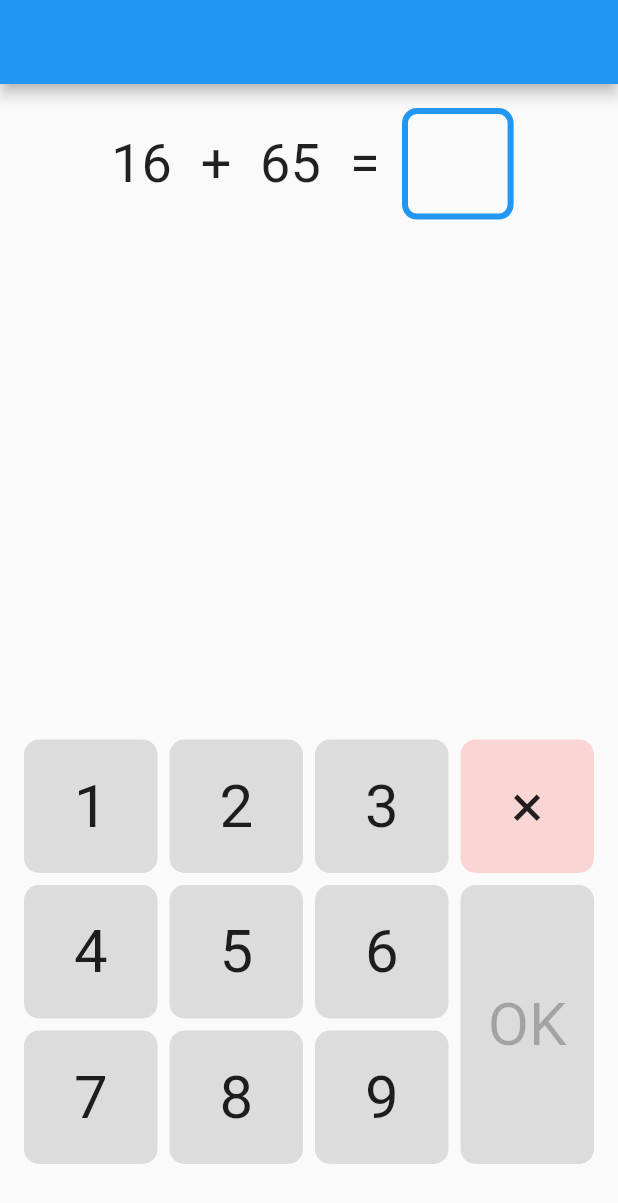
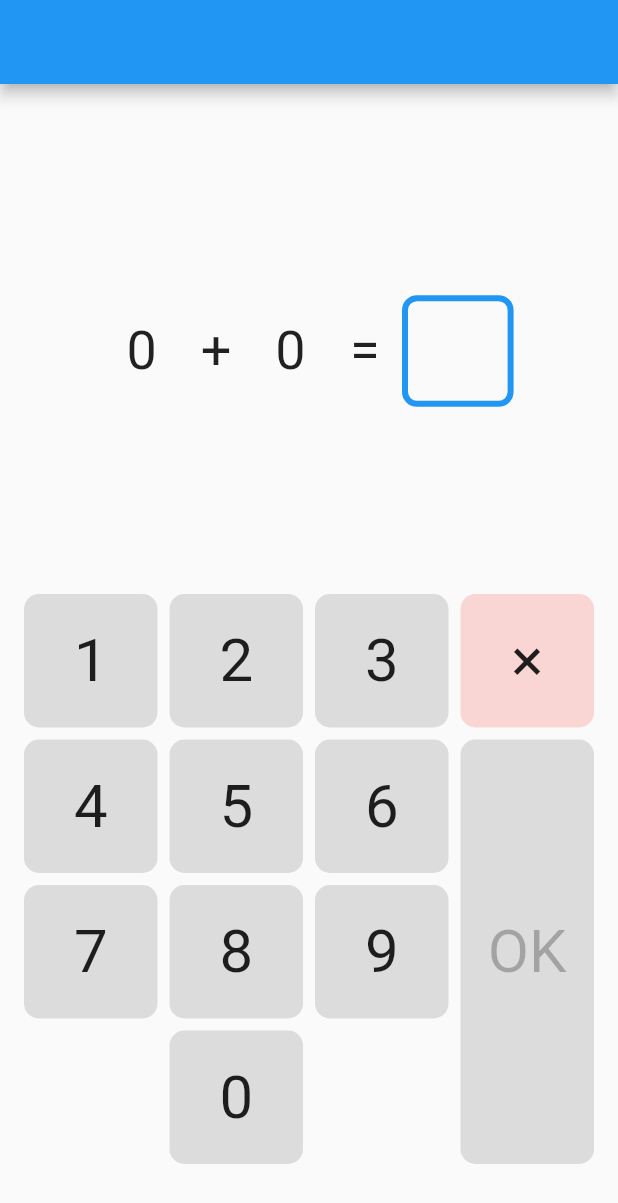
Before and after one commit to chooyan-eng/EverydayMath, a Flutter app: the screen it shows after launch, on a phone screen of 412 x 824 dp. Shown: the top 1203 px of the screen. Run offline on Flutter 3.47's test engine with Material 2 defaults, Android fonts, the phone set to English and light mode, and no system bars.

Commit message:
答えの上限を設定できるように修正

```diff
--- a/lib/main.dart
+++ b/lib/main.dart
@@ -20,7 +20,7 @@ class MyApp extends StatelessWidget {
       home: Scaffold(
         appBar: AppBar(),
         body: ChangeNotifierProvider(
-          create: (context) => QuestionBloc()..question = Question.random(),
+          create: (context) => QuestionBloc()..question = Question.random(20),
           child: QuestionPage(),
         ),
       ),
--- a/lib/model/question.dart
+++ b/lib/model/question.dart
@@ -28,9 +28,9 @@ class Question {
     return -1;
   }
 
-  factory Question.random() {
-    final num1 = Random().nextInt(99);
-    final num2 = Random().nextInt(99 - num1);
+  factory Question.random(int max) {
+    final num1 = Random().nextInt(max);
+    final num2 = Random().nextInt(max - num1);
 
     return Question(
       num1,
--- a/lib/view/question_page.dart
+++ b/lib/view/question_page.dart
@@ -8,19 +8,21 @@ import 'package:provider/provider.dart';
 class QuestionPage extends StatelessWidget {
   @override
   Widget build(BuildContext context) {
-    final size = MediaQuery.of(context).size.width / 5 - 8;
+    final inputBoxSize = MediaQuery.of(context).size.width / 5 - 8;
+    final numBoxSize = inputBoxSize * 2 / 3;
     final keySize = (MediaQuery.of(context).size.width - 32 - 24) / 4;
     return Consumer<QuestionBloc>(builder: (context, bloc, _) {
       return Padding(
         padding: const EdgeInsets.all(16),
         child: Column(
           children: <Widget>[
-            Row(
+            Expanded(
+              child: Row(
                 mainAxisAlignment: MainAxisAlignment.center,
                 children: <Widget>[
                   Container(
-                  width: size * 2 / 3,
-                  height: size,
+                    width: numBoxSize,
+                    height: inputBoxSize,
                     child: Center(
                       child: Text(
                         '${bloc.question.num1}',
@@ -29,8 +31,8 @@ class QuestionPage extends StatelessWidget {
                     ),
                   ),
                   Container(
-                  width: size * 2 / 3,
-                  height: size,
+                    width: numBoxSize,
+                    height: inputBoxSize,
                     child: Center(
                       child: Text(
                         '+',
@@ -39,8 +41,8 @@ class QuestionPage extends StatelessWidget {
                     ),
                   ),
                   Container(
-                  width: size * 2 / 3,
-                  height: size,
+                    width: numBoxSize,
+                    height: inputBoxSize,
                     child: Center(
                       child: Text(
                         '${bloc.question.num2}',
@@ -49,8 +51,8 @@ class QuestionPage extends StatelessWidget {
                     ),
                   ),
                   Container(
-                  width: size * 2 / 3,
-                  height: size,
+                    width: numBoxSize,
+                    height: inputBoxSize,
                     child: Center(
                       child: Text(
                         '=',
@@ -61,12 +63,10 @@ class QuestionPage extends StatelessWidget {
                   FocusableInputBox(
                     hasFocus: true,
                     value: bloc.inputNum,
-                  size: size,
+                    size: inputBoxSize,
                   ),
                 ],
               ),
-            Expanded(
-              child: SizedBox.shrink(),
             ),
             Row(
               crossAxisAlignment: CrossAxisAlignment.end,
@@ -98,12 +98,12 @@ class QuestionPage extends StatelessWidget {
                     InkWell(
                       onTap: bloc.isSubmittable ? () {
                         if (bloc.isCorrect) {
-                          bloc.question = Question.random();
+                          bloc.question = Question.random(20);
                         }
                       } : null,
                       child: Container(
                         width: keySize,
-                        height: keySize * 2 + 8,
+                        height: keySize * 3 + 16,
                         decoration: BoxDecoration(
                           color: bloc.isSubmittable ? Colors.blue.withAlpha(160) : Colors.black12,
                           borderRadius: BorderRadius.circular(10),
--- a/lib/view/widget/number_keyboard.dart
+++ b/lib/view/widget/number_keyboard.dart
@@ -16,7 +16,14 @@ class NumberKeyboard extends StatelessWidget {
       spacing: 8,
       runSpacing: 8,
       alignment: WrapAlignment.center,
-      children: List.generate(9, (index) => index + 1).map((e) => _buildKey(e, keySize)).toList(),
+      children: List.generate(9, (index) => index + 1)
+          .map((e) => _buildKey(e, keySize))
+          .toList()
+          ..addAll([
+            SizedBox(width: keySize, height: keySize),
+            _buildKey(0, keySize),
+            SizedBox(width: keySize, height: keySize),
+          ]),
     );
   }
 
```
Lines whose indentation alone changed are shown as unchanged.
